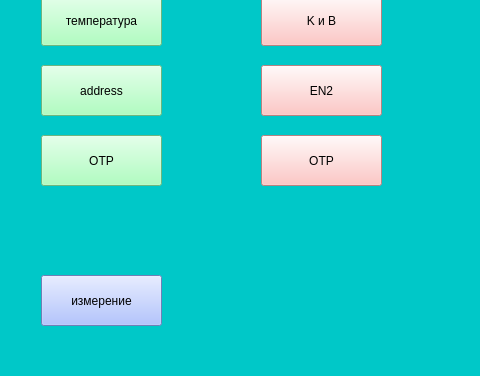
Qt form ui/commands_OneWire_New.ui (Alekcei94/new_programator) before a commit; both pictures show x 209 to 689 and y 85 to 461 of the 689 by 461 pixel window.
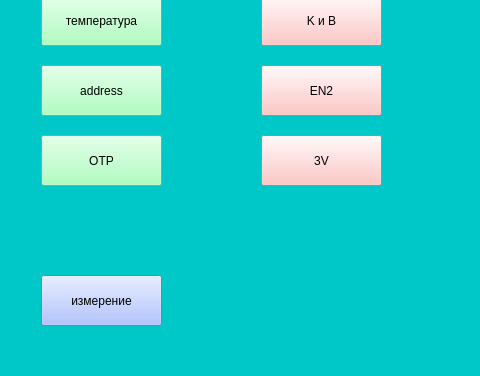
The same form after that commit.

Patch:
```diff
--- a/ui/commands_OneWire_New.ui
+++ b/ui/commands_OneWire_New.ui
@@ -161,7 +161,7 @@
      <string notr="true">background-color: rgb(255, 183, 180);</string>
     </property>
     <property name="text">
-     <string>OTP</string>
+     <string>3V</string>
     </property>
    </widget>
    <widget class="QPushButton" name="writeEN2Button">
```
